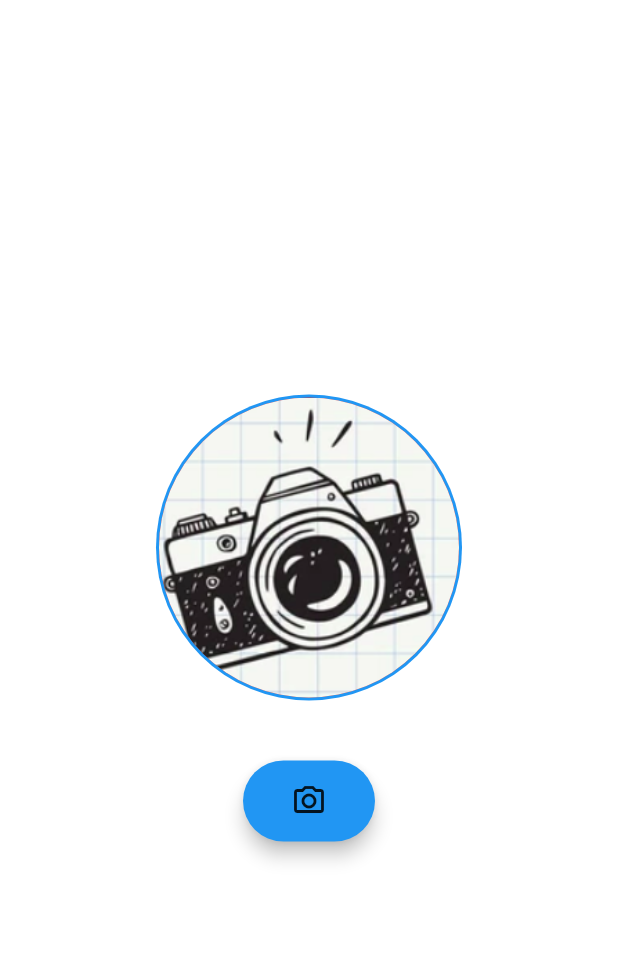
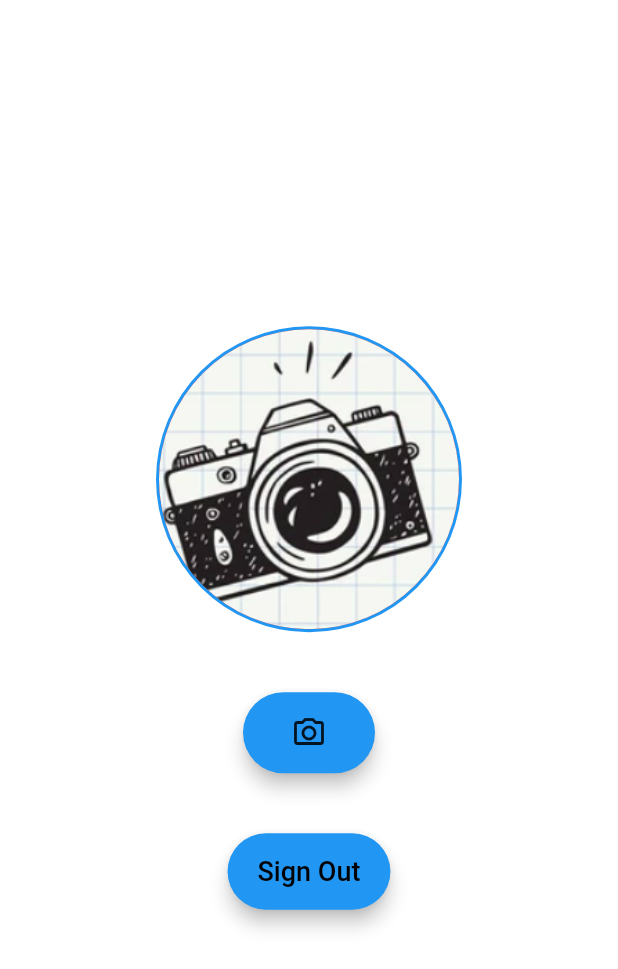
Before and after one commit to ArjunMalhotra07/Camera, a Flutter app: the HomePage screen opened by its route, on a phone screen of 412 x 824 dp. Shown: the top 969 px of the screen. Run offline on Flutter 3.47's test engine with Material 2 defaults, Android fonts, the phone set to English and light mode, and no system bars; our stand-ins replace cloud_firestore, firebase_auth, firebase_core, flutter_secure_storage, fluttertoast, get and 1 more; accounts and stored records are empty.

```diff
--- a/lib/pages/home.dart
+++ b/lib/pages/home.dart
@@ -1,8 +1,10 @@
 import 'dart:io';
-
+import 'package:firebase_auth/firebase_auth.dart';
 import 'package:flutter/material.dart';
+import 'package:flutter_secure_storage/flutter_secure_storage.dart';
 import 'package:get/get.dart';
 import 'package:image_picker/image_picker.dart';
+import 'package:scan_app/pages/loginPage.dart';
 
 class HomePage extends StatefulWidget {
   const HomePage({Key? key}) : super(key: key);
@@ -12,6 +14,7 @@ class HomePage extends StatefulWidget {
 }
 
 class _HomePageState extends State<HomePage> {
+  final storage = const FlutterSecureStorage();
   File? pickedImage;
   @override
   Widget build(BuildContext context) {
@@ -37,10 +40,7 @@ class _HomePageState extends State<HomePage> {
                           ),
                         ),
                 ),
-                // cameraLogo,
-
                 const SizedBox(height: 40),
-                // camera,
                 Material(
                   elevation: 5,
                   borderRadius: BorderRadius.circular(30),
@@ -51,6 +51,31 @@ class _HomePageState extends State<HomePage> {
                         pickImage(ImageSource.camera);
                       },
                       child: const Icon(Icons.camera_alt_outlined)),
+                ),
+                const SizedBox(height: 40),
+                Material(
+                  elevation: 5,
+                  borderRadius: BorderRadius.circular(30),
+                  color: Colors.blue,
+                  child: MaterialButton(
+                      padding: const EdgeInsets.fromLTRB(20, 15, 20, 15),
+                      onPressed: () async => {
+                            await FirebaseAuth.instance.signOut(),
+                            await storage.delete(key: "uid"),
+                            Navigator.pushAndRemoveUntil(
+                                context,
+                                MaterialPageRoute(
+                                    builder: (context) => LoginPage()),
+                                ((route) => false))
+                          },
+                      child: const Text(
+                        "Sign Out",
+                        textAlign: TextAlign.center,
+                        style: TextStyle(
+                          fontSize: 18,
+                          color: Colors.black,
+                        ),
+                      )),
                 ),
               ],
             ),
--- a/pubspec.yaml
+++ b/pubspec.yaml
@@ -34,6 +34,7 @@ dependencies:
   firebase_core: ^1.17.1
   flutter:
     sdk: flutter
+  flutter_secure_storage: ^5.0.2
   fluttertoast: ^8.0.9
   get: ^4.6.5
   image_picker: ^0.8.5+3
```
Also changed, not shown: lib/main.dart (+31 -3 lines), lib/pages/loginPage.dart (+7 -1 lines), pubspec.lock, 2 other files.
